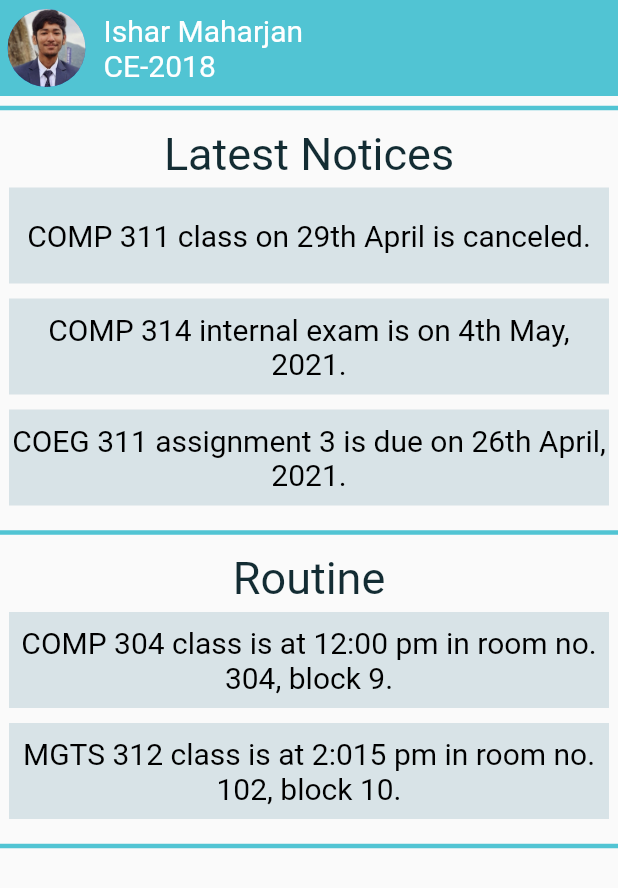
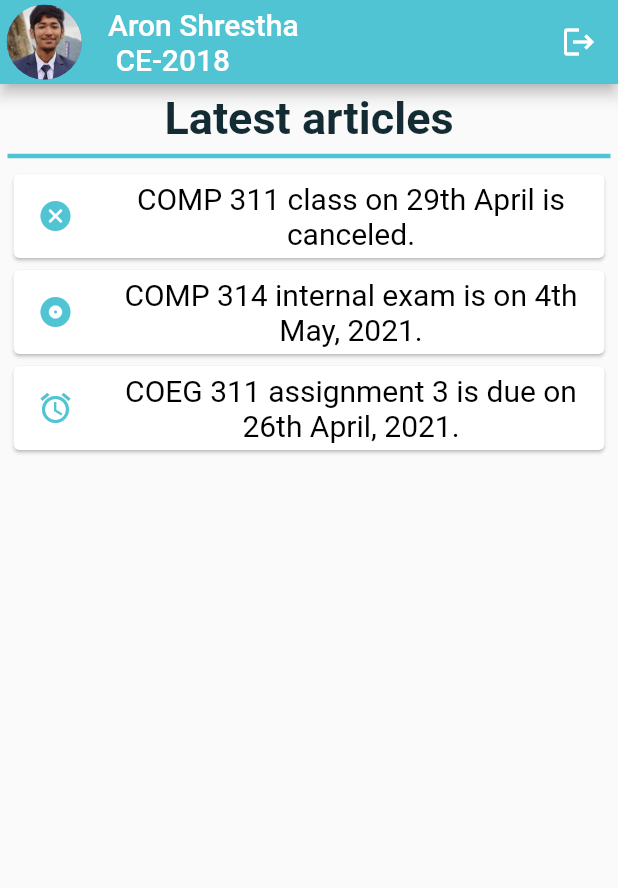
Before and after one commit to IsharMhzn/Hamro-Kakshyaa, a Flutter app: the screen it shows after launch, on a phone screen of 412 x 824 dp. Shown: the top 888 px of the screen. Run offline on Flutter 3.47's test engine with Material 2 defaults, Android fonts, the phone set to English and light mode, and no system bars.

Commit message:
Update: homescreen notice section
Sub-folder/packages convention used
New font ttfs added, yet to be implemented

```diff
--- /dev/null
+++ b/flutter/hamro_kakshya/lib/appbar.dart
@@ -0,0 +1,28 @@
+import 'package:flutter/material.dart';
+
+Widget appbar() {
+  return AppBar(
+    title: Text("Aron Shrestha \n CE-2018"),
+    backgroundColor: Color(0xff51C4D3),
+    leading: GestureDetector(
+        onTap: () {
+          print('The profile icon is clicked.');
+        },
+        child: Padding(
+          padding: EdgeInsets.fromLTRB(3, 3, 0, 3),
+          child: CircleAvatar(
+            radius: 2,
+            backgroundImage: AssetImage('assets/images/ishar.jpg'),
+          ),
+        )),
+    actions: [
+      Padding(
+        padding: EdgeInsets.only(right: 2),
+        child: IconButton(
+          icon: Icon(Icons.logout),
+          onPressed: () {},
+        ),
+      )
+    ],
+  );
+}
--- a/flutter/hamro_kakshya/lib/homescreen.dart
+++ /dev/null
@@ -1,177 +0,0 @@
-import 'package:flutter/material.dart';
-
-class HomeScreen extends StatelessWidget {
-  @override
-  Widget build(BuildContext context) {
-    var size = MediaQuery.of(context).size;
-    return Scaffold(
-      body: Stack(
-        children: [
-          SafeArea(
-            child: Column(
-              children: [
-                Container(
-                  color: Color(0xff51C4D3),
-                  height: 64,
-                  child: Row(
-                    children: [
-                      Padding(
-                        padding: EdgeInsets.fromLTRB(5, 2, 5, 2),
-                        child: CircleAvatar(
-                          radius: 26,
-                          backgroundImage:
-                              AssetImage('assets/images/ishar.jpg'),
-                        ),
-                      ),
-                      Padding(
-                        padding: EdgeInsets.all(7),
-                        child: Column(
-                          mainAxisAlignment: MainAxisAlignment.center,
-                          crossAxisAlignment: CrossAxisAlignment.start,
-                          children: [
-                            Text(
-                              'Ishar Maharjan',
-                              style:
-                                  TextStyle(color: Colors.white, fontSize: 20),
-                            ),
-                            Text(
-                              'CE-2018',
-                              style:
-                                  TextStyle(color: Colors.white, fontSize: 20),
-                            ),
-                          ],
-                        ),
-                      ),
-                    ],
-                  ),
-                ), // Top bar
-                Divider(
-                  color: Color(0xff51C4D3),
-                  thickness: 3,
-                ),
-                Padding(
-                  padding: EdgeInsets.all(5),
-                  child: Container(
-                    child: Column(
-                      mainAxisAlignment: MainAxisAlignment.spaceAround,
-                      crossAxisAlignment: CrossAxisAlignment.center,
-                      children: [
-                        Text(
-                          'Latest Notices',
-                          style:
-                              TextStyle(color: Color(0xff132C33), fontSize: 30),
-                        ),
-                        Padding(
-                          padding: EdgeInsets.fromLTRB(0, 5, 0, 5),
-                          child: Container(
-                            color: Color(0xffD8E3E7),
-                            height: 64,
-                            width: 400,
-                            child: Center(
-                              child: Text(
-                                'COMP 311 class on 29th April is canceled.',
-                                style: TextStyle(
-                                    color: Colors.black, fontSize: 20),
-                                textAlign: TextAlign.center,
-                              ),
-                            ),
-                          ),
-                        ),
-                        Padding(
-                          padding: EdgeInsets.fromLTRB(0, 5, 0, 5),
-                          child: Container(
-                            color: Color(0xffD8E3E7),
-                            height: 64,
-                            width: 400,
-                            child: Center(
-                              child: Text(
-                                'COMP 314 internal exam is on 4th May, 2021.',
-                                style: TextStyle(
-                                    color: Colors.black, fontSize: 20),
-                                textAlign: TextAlign.center,
-                              ),
-                            ),
-                          ),
-                        ),
-                        Padding(
-                          padding: EdgeInsets.fromLTRB(0, 5, 0, 5),
-                          child: Container(
-                            color: Color(0xffD8E3E7),
-                            height: 64,
-                            width: 400,
-                            child: Center(
-                              child: Text(
-                                'COEG 311 assignment 3 is due on 26th April, 2021.',
-                                style: TextStyle(
-                                    color: Colors.black, fontSize: 20),
-                                textAlign: TextAlign.center,
-                              ),
-                            ),
-                          ),
-                        ),
-                      ],
-                    ),
-                  ),
-                ), // Latest notices
-                Divider(
-                  color: Color(0xff51C4D3),
-                  thickness: 3,
-                ),
-                Padding(
-                  padding: EdgeInsets.all(5),
-                  child: Container(
-                    child: Column(
-                      children: [
-                        Text(
-                          'Routine',
-                          style:
-                              TextStyle(color: Color(0xff132C33), fontSize: 30),
-                        ),
-                        Padding(
-                          padding: EdgeInsets.fromLTRB(0, 5, 0, 5),
-                          child: Container(
-                            color: Color(0xffD8E3E7),
-                            height: 64,
-                            width: 400,
-                            child: Center(
-                              child: Text(
-                                'COMP 304 class is at 12:00 pm in room no. 304, block 9.',
-                                style: TextStyle(
-                                    color: Colors.black, fontSize: 20),
-                                textAlign: TextAlign.center,
-                              ),
-                            ),
-                          ),
-                        ),
-                        Padding(
-                          padding: EdgeInsets.fromLTRB(0, 5, 0, 5),
-                          child: Container(
-                            color: Color(0xffD8E3E7),
-                            height: 64,
-                            width: 400,
-                            child: Center(
-                              child: Text(
-                                'MGTS 312 class is at 2:015 pm in room no. 102, block 10.',
-                                style: TextStyle(
-                                    color: Colors.black, fontSize: 20),
-                                textAlign: TextAlign.center,
-                              ),
-                            ),
-                          ),
-                        ),
-                      ],
-                    ),
-                  ),
-                ), //Routine
-                Divider(
-                  color: Color(0xff51C4D3),
-                  thickness: 3,
-                ),
-              ],
-            ),
-          ),
-        ],
-      ),
-    );
-  }
-}
--- /dev/null
+++ b/flutter/hamro_kakshya/lib/homescreen/homescreen.dart
@@ -0,0 +1,20 @@
+import 'package:flutter/material.dart';
+import '../appbar.dart';
+import 'notices.dart';
+
+class HomeScreen extends StatefulWidget {
+  @override
+  _HomeScreenState createState() => _HomeScreenState();
+}
+
+class _HomeScreenState extends State<HomeScreen> {
+  @override
+  Widget build(BuildContext context) {
+    return Scaffold(
+      appBar: appbar(),
+      body: Column(
+        children: [noticeBlock()],
+      ),
+    );
+  }
+}
--- /dev/null
+++ b/flutter/hamro_kakshya/lib/homescreen/notices.dart
@@ -0,0 +1,69 @@
+import 'package:flutter/material.dart';
+
+class LatestNotice {
+  String notice;
+  String type;
+
+  LatestNotice({this.notice, this.type});
+}
+
+Map icons = {
+  'cancel': Icons.cancel_rounded,
+  'exam': Icons.album,
+  'due': Icons.alarm
+};
+
+Widget noticeBlock() {
+  List<LatestNotice> latest_notices = [
+    LatestNotice(
+        notice: 'COMP 311 class on 29th April is canceled.', type: 'cancel'),
+    LatestNotice(
+        notice: 'COMP 314 internal exam is on 4th May, 2021.', type: 'exam'),
+    LatestNotice(
+        notice: 'COEG 311 assignment 3 is due on 26th April, 2021.',
+        type: 'due'),
+  ];
+
+  return Container(
+    padding: EdgeInsets.all(5),
+    child: Column(
+      crossAxisAlignment: CrossAxisAlignment.center,
+      mainAxisAlignment: MainAxisAlignment.spaceEvenly,
+      children: [
+        Text(
+          'Latest articles',
+          style: TextStyle(
+              color: Color(0xff132C33),
+              fontWeight: FontWeight.bold,
+              fontSize: 30),
+        ),
+        Divider(
+          color: Color(0xff51C4D3),
+          thickness: 3,
+        ),
+        Column(
+          children: latest_notices
+              .map((notice) => Card(
+                    child: Column(
+                      mainAxisAlignment: MainAxisAlignment.spaceBetween,
+                      children: [
+                        ListTile(
+                          leading: Icon(
+                            icons[notice.type],
+                            color: Color(0xff51C4D3),
+                          ),
+                          title: Text(
+                            notice.notice,
+                            style: TextStyle(color: Colors.black, fontSize: 20),
+                            textAlign: TextAlign.center,
+                          ),
+                        ),
+                      ],
+                    ),
+                  ))
+              .toList(),
+        ),
+      ],
+    ),
+  );
+}
--- a/flutter/hamro_kakshya/lib/main.dart
+++ b/flutter/hamro_kakshya/lib/main.dart
@@ -1,5 +1,5 @@
 import 'package:flutter/material.dart';
-import 'homescreen.dart';
+import 'homescreen/homescreen.dart';
 
 void main() {
   runApp(MaterialApp(
```
Also changed, not shown: flutter/hamro_kakshya/assets/fonts/lato/OFL.txt (added, +93 -0 lines), flutter/hamro_kakshya/assets/fonts/lato/Lato-Black.ttf (added), flutter/hamro_kakshya/assets/fonts/lato/Lato-BlackItalic.ttf (added), flutter/hamro_kakshya/assets/fonts/lato/Lato-Bold.ttf (added), flutter/hamro_kakshya/assets/fonts/lato/Lato-BoldItalic.ttf (added), flutter/hamro_kakshya/assets/fonts/lato/Lato-Italic.ttf (added), flutter/hamro_kakshya/assets/fonts/lato/Lato-Light.ttf (added), flutter/hamro_kakshya/assets/fonts/lato/Lato-LightItalic.ttf (added), flutter/hamro_kakshya/assets/fonts/lato/Lato-Regular.ttf (added), flutter/hamro_kakshya/assets/fonts/lato/Lato-Thin.ttf (added), flutter/hamro_kakshya/assets/fonts/lato/Lato-ThinItalic.ttf (added), 1 other file.
